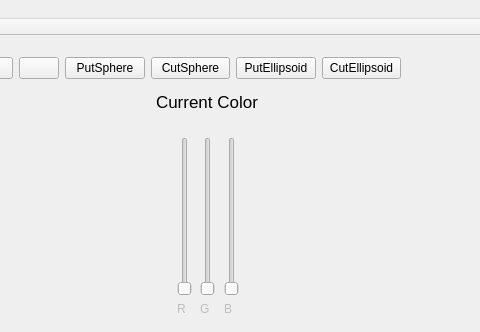
davisouzaf/projetoProgramacao, file projeto/mainwindow.ui: the form before one commit; both pictures show x 224 to 704 and y 0 to 332 of the 704 by 467 pixel window.
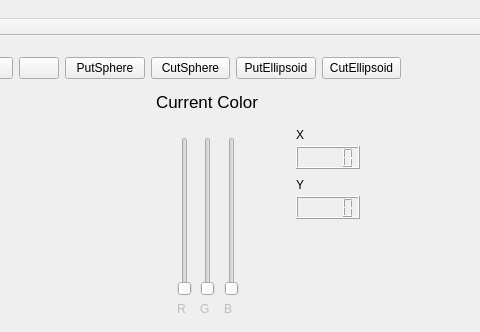
The form after the commit. Icons and pictures are not drawn. Custom widgets are drawn as their Qt base class.

What changed in the file:
```diff
--- a/projeto/mainwindow.ui
+++ b/projeto/mainwindow.ui
@@ -2,6 +2,9 @@
 <ui version="4.0">
  <class>MainWindow</class>
  <widget class="QMainWindow" name="MainWindow">
+  <property name="enabled">
+   <bool>true</bool>
+  </property>
   <property name="geometry">
    <rect>
     <x>0</x>
@@ -245,6 +248,55 @@
      <string>Current Color</string>
     </property>
    </widget>
+   <widget class="QLabel" name="label_6">
+    <property name="geometry">
+     <rect>
+      <x>520</x>
+      <y>90</y>
+      <width>67</width>
+      <height>17</height>
+     </rect>
+    </property>
+    <property name="text">
+     <string>X</string>
+    </property>
+   </widget>
+   <widget class="QLabel" name="label_7">
+    <property name="geometry">
+     <rect>
+      <x>520</x>
+      <y>140</y>
+      <width>67</width>
+      <height>17</height>
+     </rect>
+    </property>
+    <property name="text">
+     <string>Y</string>
+    </property>
+   </widget>
+   <widget class="QLCDNumber" name="lcdNumber">
+    <property name="enabled">
+     <bool>true</bool>
+    </property>
+    <property name="geometry">
+     <rect>
+      <x>520</x>
+      <y>110</y>
+      <width>64</width>
+      <height>23</height>
+     </rect>
+    </property>
+   </widget>
+   <widget class="QLCDNumber" name="lcdNumber_2">
+    <property name="geometry">
+     <rect>
+      <x>520</x>
+      <y>160</y>
+      <width>64</width>
+      <height>23</height>
+     </rect>
+    </property>
+   </widget>
   </widget>
   <widget class="QMenuBar" name="menuBar">
    <property name="geometry">
```
Left out of the diff: 10 changed lines with no effect on the pictures.
